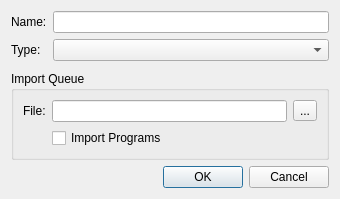
OpenChemistry/molequeue, file molequeue/ui/addqueuedialog.ui: the form before one commit.
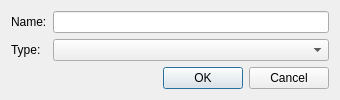
The form after the commit.

Commit message: Remove dead GUI from AddQueueDialog.

The edit to the form file:
```diff
--- a/molequeue/ui/addqueuedialog.ui
+++ b/molequeue/ui/addqueuedialog.ui
@@ -7,7 +7,7 @@
     <x>0</x>
     <y>0</y>
     <width>340</width>
-    <height>199</height>
+    <height>88</height>
    </rect>
   </property>
   <property name="windowTitle">
@@ -38,49 +38,6 @@
      </item>
     </layout>
    </item>
-   <item>
-    <widget class="QGroupBox" name="importGroup">
-     <property name="title">
-      <string>Import Queue</string>
-     </property>
-     <layout class="QFormLayout" name="formLayout">
-      <property name="fieldGrowthPolicy">
-       <enum>QFormLayout::ExpandingFieldsGrow</enum>
-      </property>
-      <item row="0" column="0">
-       <widget class="QLabel" name="label">
-        <property name="text">
-         <string>File:</string>
-        </property>
-       </widget>
-      </item>
-      <item row="0" column="1">
-       <layout class="QHBoxLayout" name="horizontalLayout">
-        <item>
-         <widget class="QLineEdit" name="fileEdit"/>
-        </item>
-        <item>
-         <widget class="QToolButton" name="fileButton">
-          <property name="text">
-           <string>...</string>
-          </property>
-         </widget>
-        </item>
-       </layout>
-      </item>
-      <item row="1" column="1">
-       <widget class="QCheckBox" name="importPrograms">
-        <property name="toolTip">
-         <string>&lt;html&gt;&lt;head/&gt;&lt;body&gt;&lt;p&gt;Import Programs&lt;/p&gt;&lt;p&gt;&lt;br/&gt;&lt;/p&gt;&lt;p&gt;Import any program configurations stored in the queue file.&lt;/p&gt;&lt;/body&gt;&lt;/html&gt;</string>
-        </property>
-        <property name="text">
-         <string>Import Programs</string>
-        </property>
-       </widget>
-      </item>
-     </layout>
-    </widget>
-   </item>
    <item>
     <widget class="QDialogButtonBox" name="buttonBox">
      <property name="orientation">
```
